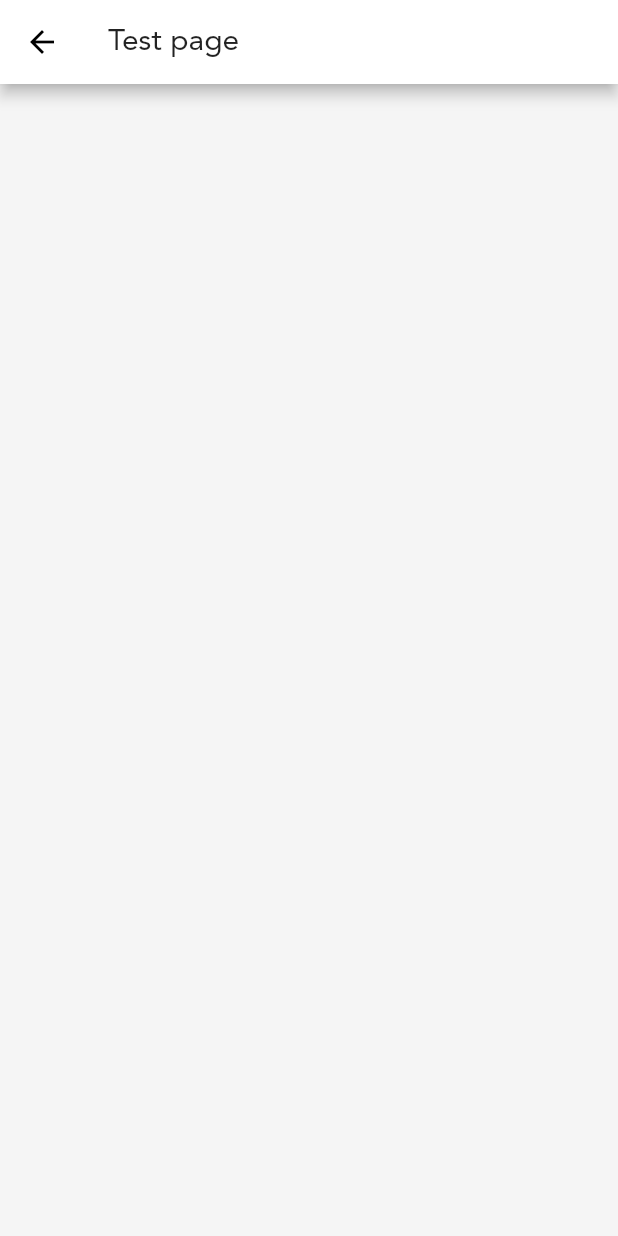
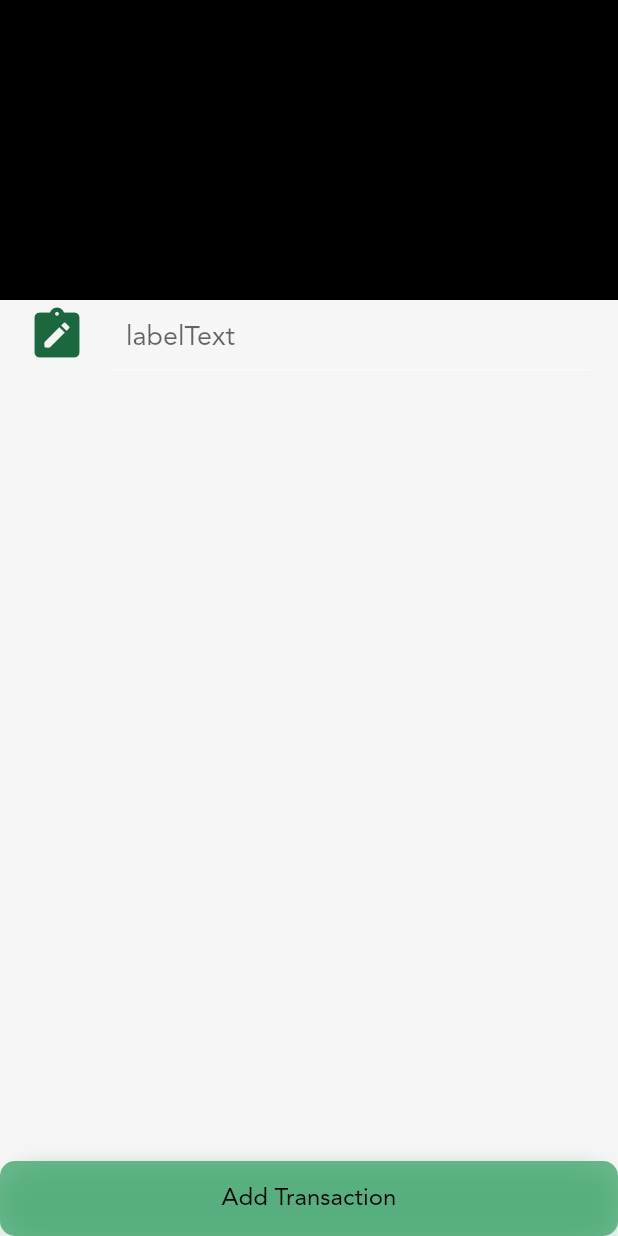
Before and after one commit to jameskokoska/Cashew, a Flutter app: the screen it shows after launch, after a tap on the "add" icon, on a phone screen of 412 x 824 dp. Run offline on Flutter 3.47's test engine with Material 2 defaults, Android fonts, the phone set to English and light mode, and no system bars; our stand-ins replace fl_chart, flutter_sticky_header, simple_animations.

Commit message:
added button and add transaction page

```diff
--- a/budget/lib/main.dart
+++ b/budget/lib/main.dart
@@ -1,3 +1,4 @@
+import 'package:budget/pages/addTransactionPage.dart';
 import 'package:budget/widgets/fab.dart';
 import 'package:flutter/material.dart';
 import './pages/homePage.dart';
@@ -42,7 +43,10 @@ class MyApp extends StatelessWidget {
         body: MyHomePage(
           title: "test",
         ),
-        floatingActionButton: FAB(openPage: OpenTestPage()),
+        floatingActionButton: FAB(
+            openPage: AddTransactionPage(
+          title: "",
+        )),
       ),
     );
   }
--- /dev/null
+++ b/budget/lib/pages/addTransactionPage.dart
@@ -0,0 +1,74 @@
+import 'package:budget/widgets/button.dart';
+import 'package:budget/widgets/textInput.dart';
+import 'package:budget/widgets/textWidgets.dart';
+import 'package:flutter/material.dart';
+
+class AddTransactionPage extends StatefulWidget {
+  AddTransactionPage({Key? key, required this.title}) : super(key: key);
+  final String title;
+
+  @override
+  _AddTransactionPageState createState() => _AddTransactionPageState();
+}
+
+class _AddTransactionPageState extends State<AddTransactionPage> {
+  int _counter = 0;
+
+  void _incrementCounter() {
+    setState(() {
+      _counter++;
+    });
+  }
+
+  @override
+  Widget build(BuildContext context) {
+    return Scaffold(
+      body: Stack(
+        children: [
+          CustomScrollView(
+            slivers: [
+              SliverAppBar(
+                leading: Container(),
+                backgroundColor: Colors.black,
+                floating: false,
+                pinned: true,
+                expandedHeight: 200.0,
+                collapsedHeight: 65,
+                flexibleSpace: FlexibleSpaceBar(
+                  titlePadding:
+                      EdgeInsets.symmetric(vertical: 15, horizontal: 18),
+                  title: TextFont(
+                    text: "Add Transaction",
+                    fontSize: 26,
+                    fontWeight: FontWeight.bold,
+                  ),
+                ),
+              ),
+              SliverList(
+                delegate: SliverChildListDelegate(
+                  [
+                    TextInput(labelText: "labelText"),
+                  ],
+                ),
+              ),
+              SliverFillRemaining()
+            ],
+          ),
+          Align(
+            alignment: Alignment.bottomCenter,
+            child: Button(
+              label: "Add Transaction",
+              width: MediaQuery.of(context).size.width,
+              height: 50,
+              fractionScaleHeight: 0.93,
+              fractionScaleWidth: 0.98,
+              onTap: () {
+                Navigator.of(context).pop();
+              },
+            ),
+          ),
+        ],
+      ),
+    );
+  }
+}
--- a/budget/lib/pages/homePage.dart
+++ b/budget/lib/pages/homePage.dart
@@ -1,6 +1,7 @@
 import 'package:budget/struct/budget.dart';
 import 'package:budget/struct/transaction.dart';
 import 'package:budget/widgets/budgetContainer.dart';
+import 'package:budget/widgets/button.dart';
 import 'package:budget/widgets/fab.dart';
 import 'package:budget/widgets/pieChart.dart';
 import 'package:budget/widgets/textInput.dart';
@@ -27,14 +28,24 @@ class _MyHomePageState extends State<MyHomePage> {
     });
   }
 
+  final scrollController = ScrollController();
+
   @override
   Widget build(BuildContext context) {
     return Scaffold(
       body: CustomScrollView(
+        controller: scrollController,
         slivers: [
           SliverList(
             delegate: SliverChildListDelegate(
               [
+                Container(height: 100),
+                Button(
+                  label: "button",
+                  width: 120,
+                  height: 40,
+                  onTap: () {},
+                ),
                 Container(height: 100),
                 Container(
                     width: 200,
@@ -120,7 +131,7 @@ class _MyHomePageState extends State<MyHomePage> {
                         categoryID: "id",
                         date: DateTime.now(),
                         note: "this is a transaction",
-                        tagIDs: ["id1", "id2"],
+                        tagIDs: ["id1"],
                       ),
                     );
                   },
--- a/budget/lib/widgets/budgetContainer.dart
+++ b/budget/lib/widgets/budgetContainer.dart
@@ -36,14 +36,12 @@ class BudgetContainer extends StatelessWidget {
                 fontWeight: FontWeight.bold,
               ),
             ),
-            Padding(
+            Container(
               padding: const EdgeInsets.only(bottom: 3.0),
-              child: Container(
-                child: TextFont(
-                  text: " left of " + convertToMoney(budget.total),
-                  fontSize: 13,
-                  textAlign: TextAlign.left,
-                ),
+              child: TextFont(
+                text: " left of " + convertToMoney(budget.total),
+                fontSize: 13,
+                textAlign: TextAlign.left,
               ),
             ),
           ],
--- /dev/null
+++ b/budget/lib/widgets/button.dart
@@ -0,0 +1,101 @@
+import 'package:budget/widgets/textWidgets.dart';
+import 'package:flutter/cupertino.dart';
+import 'package:flutter/material.dart';
+import 'package:budget/colors.dart';
+
+class Button extends StatefulWidget {
+  Button(
+      {Key? key,
+      required this.label,
+      required this.width,
+      required this.height,
+      this.fontSize,
+      this.fractionScaleHeight,
+      this.fractionScaleWidth,
+      required this.onTap})
+      : super(key: key);
+  final String label;
+  final double width;
+  final double height;
+  final double? fontSize;
+  final double? fractionScaleHeight;
+  final double? fractionScaleWidth;
+  final VoidCallback onTap;
+
+  @override
+  _ButtonState createState() => _ButtonState();
+}
+
+class _ButtonState extends State<Button> with TickerProviderStateMixin {
+  bool isTapped = false;
+
+  void _shrink() {
+    setState(() {
+      isTapped = true;
+    });
+    Future.delayed(Duration(milliseconds: 200), () {
+      setState(() {
+        isTapped = false;
+      });
+    });
+  }
+
+  @override
+  Widget build(BuildContext context) {
+    return Container(
+      height: widget.height,
+      width: widget.width,
+      child: Scaffold(
+        body: Center(
+          child: Material(
+            borderRadius: BorderRadius.all(Radius.circular(10)),
+            color: Theme.of(context).colorScheme.accentColor.withOpacity(0.8),
+            child: InkWell(
+              onHighlightChanged: (value) {
+                setState(() {
+                  isTapped = value;
+                });
+              },
+              onTap: () {
+                _shrink();
+                widget.onTap();
+              },
+              borderRadius: BorderRadius.all(Radius.circular(10)),
+              child: AnimatedContainer(
+                duration: Duration(milliseconds: 200),
+                curve: Curves.easeOutCubic,
+                height: isTapped
+                    ? widget.height * (widget.fractionScaleHeight ?? 0.93)
+                    : widget.height,
+                width: isTapped
+                    ? widget.width * (widget.fractionScaleWidth ?? 0.93)
+                    : widget.width,
+                decoration: BoxDecoration(
+                  borderRadius: BorderRadius.all(
+                    Radius.circular(30),
+                  ),
+                  boxShadow: [
+                    BoxShadow(
+                      color: Theme.of(context)
+                          .colorScheme
+                          .accentColor
+                          .withOpacity(0.5),
+                      blurRadius: 10,
+                      offset: Offset(0, 4),
+                    ),
+                  ],
+                ),
+                child: Center(
+                  child: TextFont(
+                    text: widget.label,
+                    fontSize: widget.fontSize ?? 16,
+                  ),
+                ),
+              ),
+            ),
+          ),
+        ),
+      ),
+    );
+  }
+}
--- a/budget/lib/widgets/transactionEntry.dart
+++ b/budget/lib/widgets/transactionEntry.dart
@@ -60,17 +60,28 @@ class TransactionEntry extends StatelessWidget {
                         child: Column(
                           crossAxisAlignment: CrossAxisAlignment.start,
                           children: [
-                            transaction.title == ""
+                            transaction.title != ""
+                                ? TextFont(
+                                    text: transaction.title,
+                                    fontSize: 20,
+                                  )
+                                : Container(),
+                            transaction.title == "" &&
+                                    transaction.tagIDs.length > 0
                                 ? TagIcon(
                                     tag: TransactionTag(
                                         title: "test",
                                         id: "test",
                                         categoryID: "id"),
                                     size: 16)
-                                : TextFont(
-                                    text: transaction.title,
+                                : Container(),
+                            transaction.title == "" &&
+                                    transaction.tagIDs.length == 0
+                                ? TextFont(
+                                    text: category.title,
                                     fontSize: 20,
-                                  ),
+                                  )
+                                : Container(),
                             transaction.title == "" && transaction.note != ""
                                 ? Container(height: 4)
                                 : Container(),
@@ -85,14 +96,15 @@ class TransactionEntry extends StatelessWidget {
                                 ? Container()
                                 : Container(height: 4),
                             //TODO loop through all tags relating to this entry
-                            transaction.title == ""
-                                ? Container()
-                                : TagIcon(
+                            transaction.title != "" &&
+                                    transaction.tagIDs.length > 0
+                                ? TagIcon(
                                     tag: TransactionTag(
                                         title: "test",
                                         id: "test",
                                         categoryID: "id"),
                                     size: 12)
+                                : Container()
                           ],
                         ),
                       ),
@@ -151,7 +163,6 @@ class TagIcon extends StatelessWidget {
         borderRadius: BorderRadius.circular(1000),
         color: Theme.of(context).colorScheme.lightDarkAccentHeavy,
       ),
-      child: Padding(
       padding: EdgeInsets.only(
           top: 5.5 * this.size / 14,
           right: 10 * this.size / 14,
@@ -160,7 +171,6 @@ class TagIcon extends StatelessWidget {
       child: TextFont(
         text: "My Text",
         fontSize: this.size,
-        ),
       ),
     );
   }
@@ -178,15 +188,12 @@ class DateDivider extends StatelessWidget {
   Widget build(BuildContext context) {
     return Container(
       color: Theme.of(context).colorScheme.accentColor,
-      padding: EdgeInsets.symmetric(horizontal: 16.0),
+      padding: EdgeInsets.symmetric(horizontal: 16.0, vertical: 8),
       alignment: Alignment.centerLeft,
-      child: Padding(
-        padding: EdgeInsets.symmetric(vertical: 8),
       child: TextFont(
         text: DateFormat.MMMMEEEEd('en_US').format(date).toString(),
         fontSize: 15,
       ),
-      ),
     );
   }
 }
--- a/budget/pubspec.yaml
+++ b/budget/pubspec.yaml
@@ -28,6 +28,7 @@ dependencies:
   animations: ^2.0.1
   flutter_sticky_header: ^0.6.0
   fl_chart: ^0.40.0
+  modal_bottom_sheet: ^2.0.0
 
 dev_dependencies:
   flutter_test:
```
Also changed, not shown: budget/pubspec.lock. Lines whose indentation alone changed are shown as unchanged.
